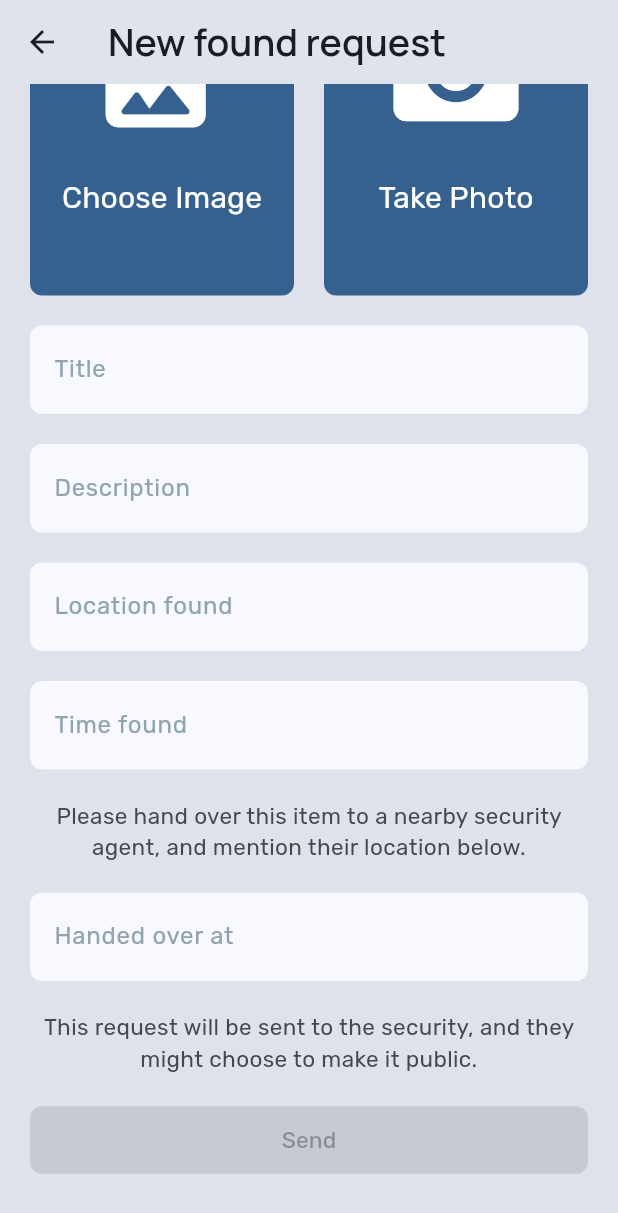
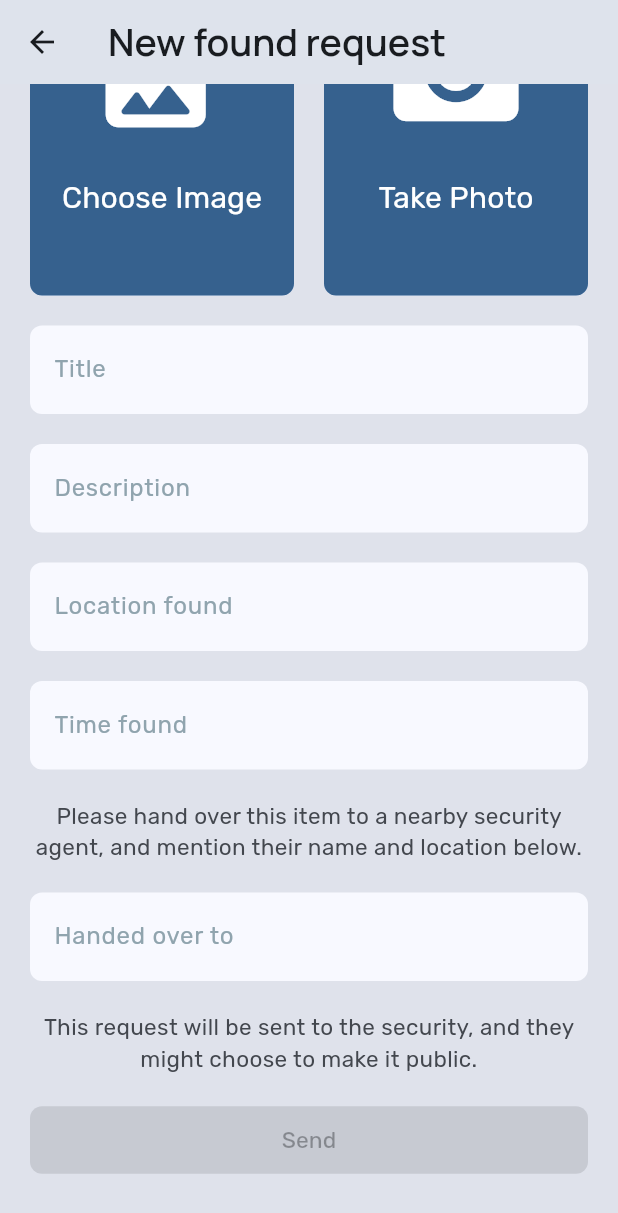
Before and after one commit to darrylad/LoFo, a Flutter app: the IFoundPostPage screen opened directly, scrolled down 129 dp, on a phone screen of 412 x 824 dp. Shown: the top 1213 px of the screen. Run offline on Flutter 3.47's test engine with Material 3 defaults, Android fonts, the phone set to English and light mode, and no system bars; our stand-ins replace camera, cloud_firestore, firebase_auth, firebase_core, firebase_messaging, firebase_remote_config and 6 more; accounts and stored records are empty; generated files the repository leaves out were written again.

Commit message:
reverted text handed over at -> handed over to

```diff
--- a/lib/components/letter_card.dart
+++ b/lib/components/letter_card.dart
@@ -364,7 +364,7 @@ Row handedOverToInfoRow(String? cardHandedOverTo) {
                   size: 20,
                 ),
                 const SizedBox(width: 10),
-                Text('Handed over at: $cardHandedOverTo'),
+                Text('Handed over to: $cardHandedOverTo'),
               ],
             ),
             const SizedBox(height: 12),
--- a/lib/pages/i_found_post_page.dart
+++ b/lib/pages/i_found_post_page.dart
@@ -221,7 +221,7 @@ class _IFoundPostPageState extends State<IFoundPostPage> {
                     const SizedBox(height: 20),
 
                     Text(
-                      'Please hand over this item to a nearby security agent, and mention their location below.',
+                      'Please hand over this item to a nearby security agent, and mention their name and location below.',
                       style: TextStyle(
                           fontSize: 15,
                           color: themeData.colorScheme.onSurfaceVariant,
@@ -237,7 +237,7 @@ class _IFoundPostPageState extends State<IFoundPostPage> {
                       maxLines: 1,
                       // readOnly: true,
                       isRequiredField: true,
-                      labelText: 'Handed over at',
+                      labelText: 'Handed over to',
                       textController: handedOverToController,
                       onChanged: updateIsRequestPostable,
                     ),
@@ -407,8 +407,6 @@ class _IFoundPostPageState extends State<IFoundPostPage> {
                 context,
                 MaterialPageRoute(
                     builder: (context) => const PreCamLoadPage()));
-            print("Image: ###########");
-            print(capturedImage);
             if (capturedImage != null && capturedImage is File) {
               setState(() {
                 pickedPostImage = capturedImage;
```
